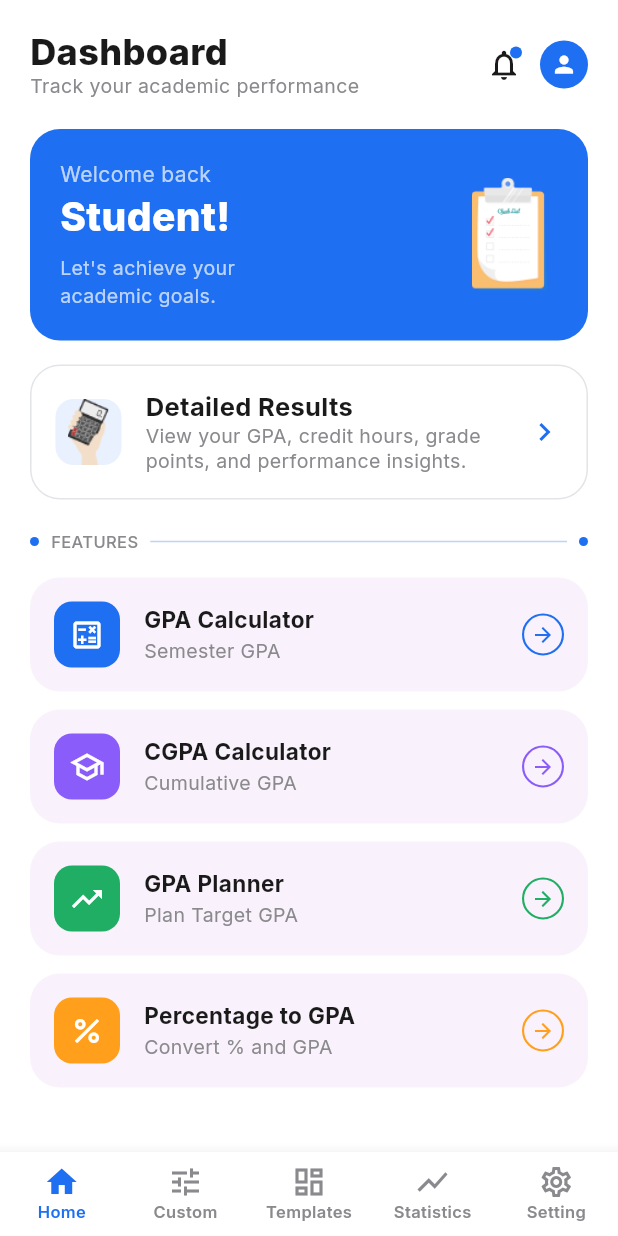
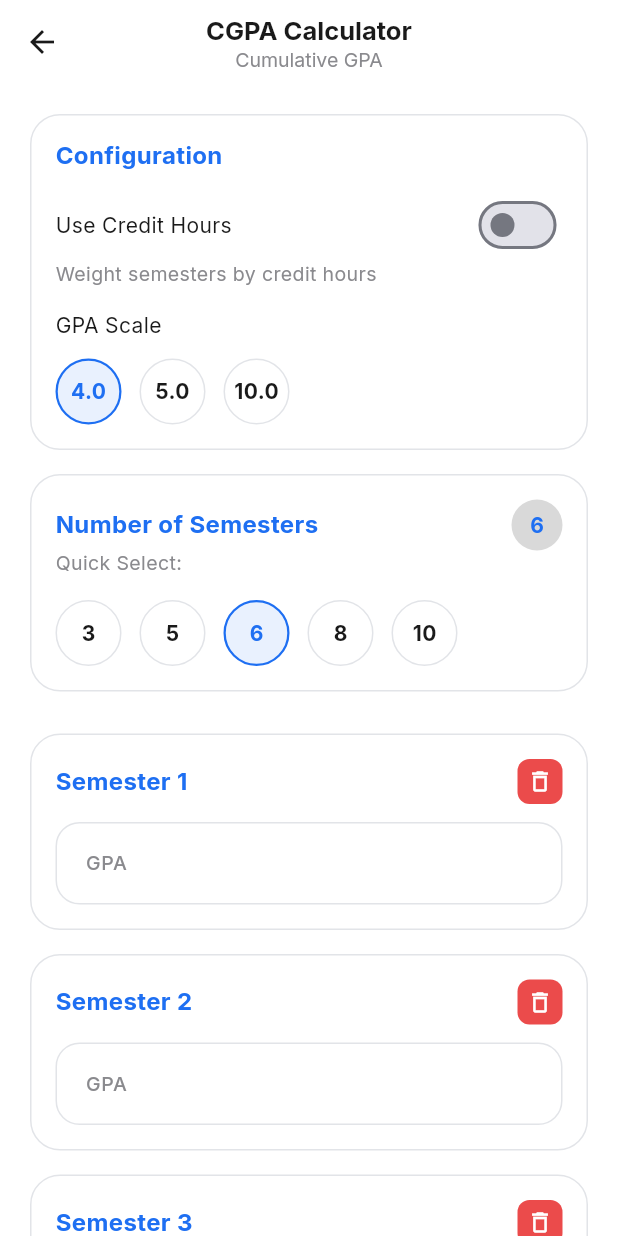
Before and after one commit to SumbalRafaqat/GPA-Calculator, a Flutter app: the DashboardScreen screen opened directly, after a tap on "CGPA Calculator", on a phone screen of 412 x 824 dp. Run offline on Flutter 3.47's test engine with Material 3 defaults, Android fonts, the phone set to English and light mode, and no system bars; our stand-ins replace google_fonts.

Commit message:
cgpa screens created

```diff
--- a/lib/features/dashboard/dashboard_screen.dart
+++ b/lib/features/dashboard/dashboard_screen.dart
@@ -4,8 +4,8 @@ import 'package:gpa_calculator/core/common_widgets/feature_card.dart';
 import 'package:gpa_calculator/core/constants/app_dimensions.dart';
 import 'package:gpa_calculator/core/theme/app_colors.dart';
 import 'package:gpa_calculator/core/theme/app_text_styles.dart';
+import 'package:gpa_calculator/features/gpa_calculator/presentation/screens/cgpa_calculator_screen.dart';
 import 'package:gpa_calculator/features/gpa_calculator/presentation/screens/gpa_calculator_screen.dart';
-
 
 /// Pixel match: header with title/subtitle + bell/avatar, solid-blue
 /// "Welcome back" banner with illustration, white "Detailed Results" row,
@@ -35,7 +35,7 @@ class _DashboardScreenState extends State<DashboardScreen> {
                   crossAxisAlignment: CrossAxisAlignment.start,
                   children: [
                     Text('Dashboard', style: AppTextStyles.h1),
-                     Text('Track your academic performance', style: AppTextStyles.caption),
+                    Text('Track your academic performance', style: AppTextStyles.caption),
                   ],
                 ),
                 Row(
@@ -71,11 +71,11 @@ class _DashboardScreenState extends State<DashboardScreen> {
               accentColor: AppColors.gpaBlue,
               title: 'GPA Calculator',
               subtitle: 'Semester GPA',
-              onTap:(){
+              onTap: () {
                 Navigator.push(context,
-                    MaterialPageRoute(builder: (_)=> const GpaCalculatorScreen()),
+                  MaterialPageRoute(builder: (_) => const GpaCalculatorScreen()),
                 );
-              }
+              },
             ),
             const SizedBox(height: AppDimensions.spaceS),
             FeatureCard(
@@ -83,7 +83,12 @@ class _DashboardScreenState extends State<DashboardScreen> {
               accentColor: AppColors.cgpaPurple,
               title: 'CGPA Calculator',
               subtitle: 'Cumulative GPA',
-              onTap: () {},
+              // ⬇️ wired: navigates to the new CgpaCalculatorScreen
+              onTap: () {
+                Navigator.push(context,
+                  MaterialPageRoute(builder: (_) => const CgpaCalculatorScreen()),
+                );
+              },
             ),
             const SizedBox(height: AppDimensions.spaceS),
             FeatureCard(
@@ -91,9 +96,7 @@ class _DashboardScreenState extends State<DashboardScreen> {
               accentColor: AppColors.plannerGreen,
               title: 'GPA Planner',
               subtitle: 'Plan Target GPA',
-              onTap: () {
-
-              },
+              onTap: () {},
             ),
             const SizedBox(height: AppDimensions.spaceS),
             FeatureCard(
@@ -134,11 +137,8 @@ class _DashboardScreenState extends State<DashboardScreen> {
           Container(
             width: 64,
             height: 76,
-            decoration: BoxDecoration(        color: AppColors.primary,
-     borderRadius: BorderRadius.circular(10)),
-            child: Image(
-                fit: BoxFit.contain,
-                image: AssetImage('assets/images/dashboard.png')),
+            decoration: BoxDecoration(color: AppColors.primary, borderRadius: BorderRadius.circular(10)),
+            child: const Image(fit: BoxFit.contain, image: AssetImage('assets/images/dashboard.png')),
           ),
         ],
       ),
@@ -161,17 +161,15 @@ class _DashboardScreenState extends State<DashboardScreen> {
             Container(
               width: 44, height: 44,
               decoration: BoxDecoration(color: AppColors.primaryLight, borderRadius: BorderRadius.circular(AppDimensions.radiusIcon)),
-              child:  Image(
-                  fit: BoxFit.contain,
-                  image: AssetImage('assets/images/Group.png')),
+              child: const Image(fit: BoxFit.contain, image: AssetImage('assets/images/Group.png')),
             ),
             const SizedBox(width: AppDimensions.spaceM),
-            Expanded(
+             Expanded(
               child: Column(
                 crossAxisAlignment: CrossAxisAlignment.start,
                 children: [
                   Text('Detailed Results', style: AppTextStyles.h2),
-                   Text('View your GPA, credit hours, grade points, and performance insights.',
+                  Text('View your GPA, credit hours, grade points, and performance insights.',
                       style: AppTextStyles.caption, maxLines: 2, overflow: TextOverflow.ellipsis),
                 ],
               ),
--- /dev/null
+++ b/lib/features/gpa_calculator/data/models/semester_entry_model.dart
@@ -0,0 +1,14 @@
+/// Single semester row inside the CGPA Calculator's semester list.
+class SemesterEntry {
+  final String label; // "Semester 1", "Semester 2", ...
+  double? gpa;
+  double? credits;
+
+  SemesterEntry({required this.label, this.gpa, this.credits});
+
+  bool isValid(bool useCreditHours) {
+    if (gpa == null || gpa! < 0) return false;
+    if (useCreditHours && (credits == null || credits! <= 0)) return false;
+    return true;
+  }
+}
--- a/lib/features/gpa_calculator/presentation/screens/cgpa_calculator_screen.dart
+++ b/lib/features/gpa_calculator/presentation/screens/cgpa_calculator_screen.dart
@@ -0,0 +1,195 @@
+import 'package:flutter/material.dart';
+import 'package:gpa_calculator/core/common_widgets/custom_button.dart';
+import 'package:gpa_calculator/core/common_widgets/custom_card.dart';
+import 'package:gpa_calculator/core/constants/app_dimensions.dart';
+import 'package:gpa_calculator/core/theme/app_colors.dart';
+import 'package:gpa_calculator/core/theme/app_text_styles.dart';
+import 'package:gpa_calculator/features/gpa_calculator/data/models/semester_entry_model.dart';
+import 'package:gpa_calculator/features/gpa_calculator/presentation/widgets/smester_entry_card.dart';
+
+import 'cgpa_result_screen.dart';
+
+/// Full "CGPA Calculator" screen — single scrolling page matching Figma
+/// exactly: Configuration (Use Credit Hours toggle + GPA Scale chips),
+/// Number of Semesters quick-select, dynamic semester list, GPA Calculate.
+class CgpaCalculatorScreen extends StatefulWidget {
+  const CgpaCalculatorScreen({super.key});
+
+  @override
+  State<CgpaCalculatorScreen> createState() => _CgpaCalculatorScreenState();
+}
+
+class _CgpaCalculatorScreenState extends State<CgpaCalculatorScreen> {
+  bool _useCreditHours = false;
+  double _gpaScale = 4.0;
+  int _semesterCount = 6;
+  List<SemesterEntry> _semesters = List.generate(6, (i) => SemesterEntry(label: 'Semester ${i + 1}'));
+  bool _isCalculating = false;
+
+  static const _quickCounts = [3, 5, 6, 8, 10];
+  static const _scales = [4.0, 5.0, 10.0];
+
+  bool get _canCalculate => _semesters.every((s) => s.isValid(_useCreditHours));
+
+  void _setSemesterCount(int n) {
+    setState(() {
+      _semesterCount = n;
+      _semesters = List.generate(
+        n,
+            (i) => i < _semesters.length ? _semesters[i] : SemesterEntry(label: 'Semester ${i + 1}'),
+      );
+    });
+  }
+
+  void _deleteSemester(int index) {
+    if (_semesters.length <= 1) return;
+    setState(() {
+      _semesters.removeAt(index);
+      _semesterCount = _semesters.length;
+    });
+  }
+
+  double _calculateCgpa() {
+    if (_useCreditHours) {
+      double totalPoints = 0;
+      double totalCredits = 0;
+      for (final s in _semesters) {
+        totalPoints += (s.gpa ?? 0) * (s.credits ?? 0);
+        totalCredits += s.credits ?? 0;
+      }
+      return totalCredits == 0 ? 0 : totalPoints / totalCredits;
+    } else {
+      final gpas = _semesters.map((s) => s.gpa ?? 0).toList();
+      if (gpas.isEmpty) return 0;
+      return gpas.reduce((a, b) => a + b) / gpas.length;
+    }
+  }
+
+  Future<void> _calculate() async {
+    setState(() => _isCalculating = true);
+    await Future.delayed(const Duration(milliseconds: 400)); // placeholder for repository/save call
+    if (!mounted) return;
+    setState(() => _isCalculating = false);
+
+    final totalCredits = _semesters.fold<double>(0, (sum, s) => sum + (s.credits ?? 0));
+
+    Navigator.push(
+      context,
+      MaterialPageRoute(
+        builder: (_) => CgpaResultScreen(
+          cgpa: _calculateCgpa(),
+          totalCreditHours: totalCredits,
+          semesterCount: _semesters.length,
+        ),
+      ),
+    );
+  }
+
+  @override
+  Widget build(BuildContext context) {
+    return Scaffold(
+      backgroundColor: Colors.white,
+      appBar: AppBar(
+        backgroundColor: Colors.white,
+        elevation: 0,
+        leading: const BackButton(color: AppColors.textPrimary),
+        title:  Column(
+          children: [
+            Text('CGPA Calculator', style: AppTextStyles.h2),
+            Text('Cumulative GPA', style: AppTextStyles.caption),
+          ],
+        ),
+      ),
+      body: ListView(
+        padding: const EdgeInsets.all(AppDimensions.spaceL),
+        children: [
+          // ---- Configuration ----
+          CustomCard(
+            child: Column(
+              crossAxisAlignment: CrossAxisAlignment.start,
+              children: [
+                 Text('Configuration', style: AppTextStyles.sectionTitle),
+                const SizedBox(height: AppDimensions.spaceS),
+                Row(
+                  mainAxisAlignment: MainAxisAlignment.spaceBetween,
+                  children: [
+                     Text('Use Credit Hours', style: AppTextStyles.body),
+                    Switch(
+                      value: _useCreditHours,
+                      activeColor: AppColors.primary,
+                      onChanged: (v) => setState(() => _useCreditHours = v),
+                    ),
+                  ],
+                ),
+                 Text('Weight semesters by credit hours', style: AppTextStyles.caption),
+                const SizedBox(height: AppDimensions.spaceM),
+                 Text('GPA Scale', style: AppTextStyles.body),
+                const SizedBox(height: AppDimensions.spaceS),
+                Wrap(
+                  spacing: AppDimensions.spaceS,
+                  children: _scales.map((s) {
+                    final selected = _gpaScale == s;
+                    return CustomChip(label: s.toStringAsFixed(1), selected: selected, onTap: () => setState(() => _gpaScale = s));
+                  }).toList(),
+                ),
+              ],
+            ),
+          ),
+
+          // ---- Number of Semesters ----
+          CustomCard(
+            child: Column(
+              crossAxisAlignment: CrossAxisAlignment.start,
+              children: [
+                Row(
+                  mainAxisAlignment: MainAxisAlignment.spaceBetween,
+                  children: [
+                     Text('Number of Semesters', style: AppTextStyles.sectionTitle),
+                    Container(
+                      width: 34, height: 34,
+                      alignment: Alignment.center,
+                      decoration: BoxDecoration(color: AppColors.chipInactiveBg, borderRadius: BorderRadius.circular(AppDimensions.radiusChip)),
+                      child: Text('$_semesterCount', style: AppTextStyles.bodyBold.copyWith(color: AppColors.primary)),
+                    ),
+                  ],
+                ),
+                 Text('Quick Select:', style: AppTextStyles.caption),
+                const SizedBox(height: AppDimensions.spaceM),
+                Wrap(
+                  spacing: AppDimensions.spaceS,
+                  runSpacing: AppDimensions.spaceS,
+                  children: _quickCounts.map((n) {
+                    return CustomChip(label: '$n', selected: _semesterCount == n, onTap: () => _setSemesterCount(n));
+                  }).toList(),
+                ),
+              ],
+            ),
+          ),
+
+          const SizedBox(height: AppDimensions.spaceS),
+
+          // ---- Semester list ----
+          ...List.generate(_semesters.length, (i) {
+            return SemesterEntryCard(
+              entry: _semesters[i],
+              useCreditHours: _useCreditHours,
+              onChanged: () => setState(() {}),
+              onDelete: _semesters.length > 1 ? () => _deleteSemester(i) : null,
+            );
+          }),
+
+          const SizedBox(height: AppDimensions.spaceS),
+
+          // ---- Calculate ----
+          CustomButton(
+            label: 'GPA Calculate',
+            icon: Icons.calculate,
+            isPill: true,
+            isLoading: _isCalculating,
+            onPressed: _canCalculate ? _calculate : null,
+          ),
+        ],
+      ),
+    );
+  }
+}
--- /dev/null
+++ b/lib/features/gpa_calculator/presentation/widgets/smester_entry_card.dart
@@ -0,0 +1,164 @@
+import 'package:flutter/material.dart';
+import 'package:gpa_calculator/core/constants/app_dimensions.dart';
+import 'package:gpa_calculator/core/theme/app_colors.dart';
+import 'package:gpa_calculator/core/theme/app_text_styles.dart';
+import 'package:gpa_calculator/features/gpa_calculator/data/models/semester_entry_model.dart';
+
+/// Exact match of the "Semester N" row in the CGPA Calculator:
+///  - useCreditHours OFF: single bordered "GPA" field (Material floating
+///    label — hint centered when empty, label floats top-left once filled).
+///  - useCreditHours ON: "GPA | Credits" split field, big value on top /
+///    small caption below each side, divided by a vertical line.
+class SemesterEntryCard extends StatefulWidget {
+  final SemesterEntry entry;
+  final bool useCreditHours;
+  final VoidCallback onChanged;
+  final VoidCallback? onDelete;
+
+  const SemesterEntryCard({
+    super.key,
+    required this.entry,
+    required this.useCreditHours,
+    required this.onChanged,
+    this.onDelete,
+  });
+
+  @override
+  State<SemesterEntryCard> createState() => _SemesterEntryCardState();
+}
+
+class _SemesterEntryCardState extends State<SemesterEntryCard> {
+  late final TextEditingController _gpaCtrl;
+  late final TextEditingController _creditsCtrl;
+
+  @override
+  void initState() {
+    super.initState();
+    _gpaCtrl = TextEditingController(text: widget.entry.gpa?.toString() ?? '');
+    _creditsCtrl = TextEditingController(text: widget.entry.credits?.toStringAsFixed(0) ?? '');
+  }
+
+  @override
+  void dispose() {
+    _gpaCtrl.dispose();
+    _creditsCtrl.dispose();
+    super.dispose();
+  }
+
+  @override
+  Widget build(BuildContext context) {
+    return Container(
+      margin: const EdgeInsets.only(bottom: AppDimensions.spaceM),
+      padding: const EdgeInsets.all(AppDimensions.spaceM),
+      decoration: BoxDecoration(
+        color: Colors.white,
+        borderRadius: BorderRadius.circular(AppDimensions.radiusCard),
+        border: Border.all(color: AppColors.cardBorder),
+      ),
+      child: Column(
+        crossAxisAlignment: CrossAxisAlignment.start,
+        children: [
+          Row(
+            mainAxisAlignment: MainAxisAlignment.spaceBetween,
+            children: [
+              Text(widget.entry.label, style: AppTextStyles.sectionTitle),
+              if (widget.onDelete != null)
+                InkWell(
+                  onTap: widget.onDelete,
+                  borderRadius: BorderRadius.circular(8),
+                  child: Container(
+                    padding: const EdgeInsets.all(6),
+                    decoration: BoxDecoration(color: AppColors.danger, borderRadius: BorderRadius.circular(8)),
+                    child: const Icon(Icons.delete_outline, color: Colors.white, size: 18),
+                  ),
+                ),
+            ],
+          ),
+          const SizedBox(height: AppDimensions.spaceS),
+          widget.useCreditHours ? _splitField() : _gpaOnlyField(),
+        ],
+      ),
+    );
+  }
+
+  Widget _gpaOnlyField() {
+    return TextFormField(
+      controller: _gpaCtrl,
+      keyboardType: const TextInputType.numberWithOptions(decimal: true),
+      style: AppTextStyles.fieldInput,
+      decoration: InputDecoration(
+        labelText: 'GPA',
+        filled: true,
+        fillColor: Colors.white,
+        contentPadding: const EdgeInsets.symmetric(horizontal: AppDimensions.spaceM, vertical: AppDimensions.spaceM),
+        border: OutlineInputBorder(borderRadius: BorderRadius.circular(AppDimensions.radiusField), borderSide: const BorderSide(color: AppColors.cardBorder)),
+        enabledBorder: OutlineInputBorder(borderRadius: BorderRadius.circular(AppDimensions.radiusField), borderSide: const BorderSide(color: AppColors.cardBorder)),
+        focusedBorder: OutlineInputBorder(borderRadius: BorderRadius.circular(AppDimensions.radiusField), borderSide: const BorderSide(color: AppColors.primary, width: 1.5)),
+      ),
+      onChanged: (v) {
+        widget.entry.gpa = double.tryParse(v);
+        widget.onChanged();
+      },
+    );
+  }
+
+  Widget _splitField() {
+    return Container(
+      decoration: BoxDecoration(
+        borderRadius: BorderRadius.circular(AppDimensions.radiusField),
+        border: Border.all(color: AppColors.cardBorder),
+      ),
+      child: IntrinsicHeight(
+        child: Row(
+          children: [
+            Expanded(
+              child: _valueCell(
+                controller: _gpaCtrl,
+                caption: 'GPA',
+                onChanged: (v) {
+                  widget.entry.gpa = double.tryParse(v);
+                  widget.onChanged();
+                },
+              ),
+            ),
+            const VerticalDivider(width: 1, color: AppColors.cardBorder),
+            Expanded(
+              child: _valueCell(
+                controller: _creditsCtrl,
+                caption: 'Credits',
+                onChanged: (v) {
+                  widget.entry.credits = double.tryParse(v);
+                  widget.onChanged();
+                },
+              ),
+            ),
+          ],
+        ),
+      ),
+    );
+  }
+
+  Widget _valueCell({
+    required TextEditingController controller,
+    required String caption,
+    required ValueChanged<String> onChanged,
+  }) {
+    return Padding(
+      padding: const EdgeInsets.symmetric(vertical: AppDimensions.spaceS, horizontal: AppDimensions.spaceM),
+      child: Column(
+        children: [
+          TextField(
+            controller: controller,
+            keyboardType: const TextInputType.numberWithOptions(decimal: true),
+            textAlign: TextAlign.center,
+            style: AppTextStyles.bodyBold.copyWith(fontSize: 16),
+            decoration: const InputDecoration(isDense: true, border: InputBorder.none, contentPadding: EdgeInsets.zero),
+            onChanged: onChanged,
+          ),
+          const SizedBox(height: 2),
+          Text(caption, style: AppTextStyles.captionSmall),
+        ],
+      ),
+    );
+  }
+}
```
Also changed, not shown: lib/features/gpa_calculator/presentation/screens/cgpa_result_screen.dart (added, +144 -0 lines).
